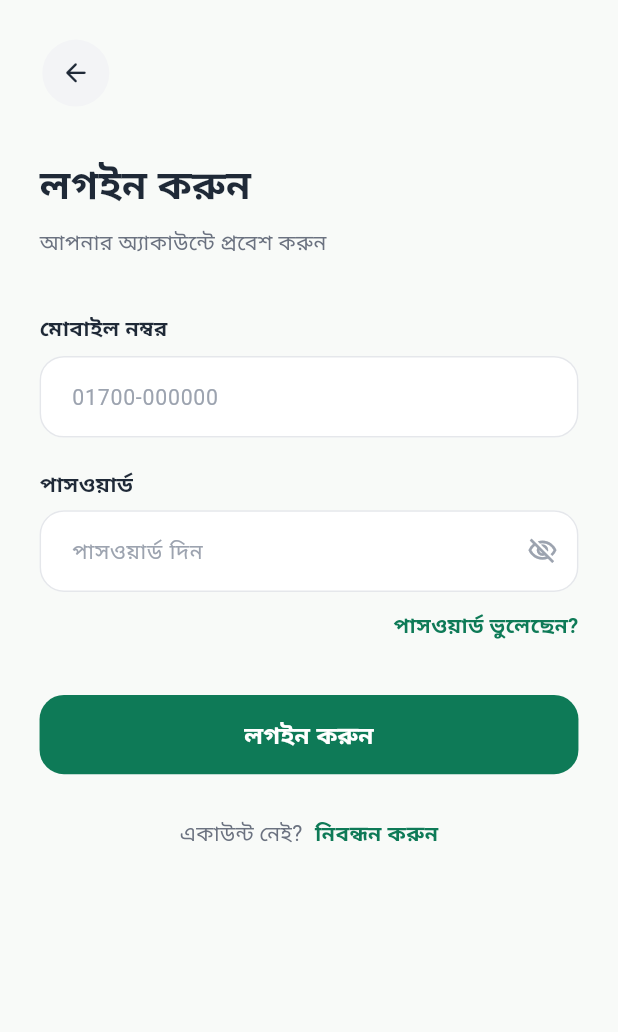
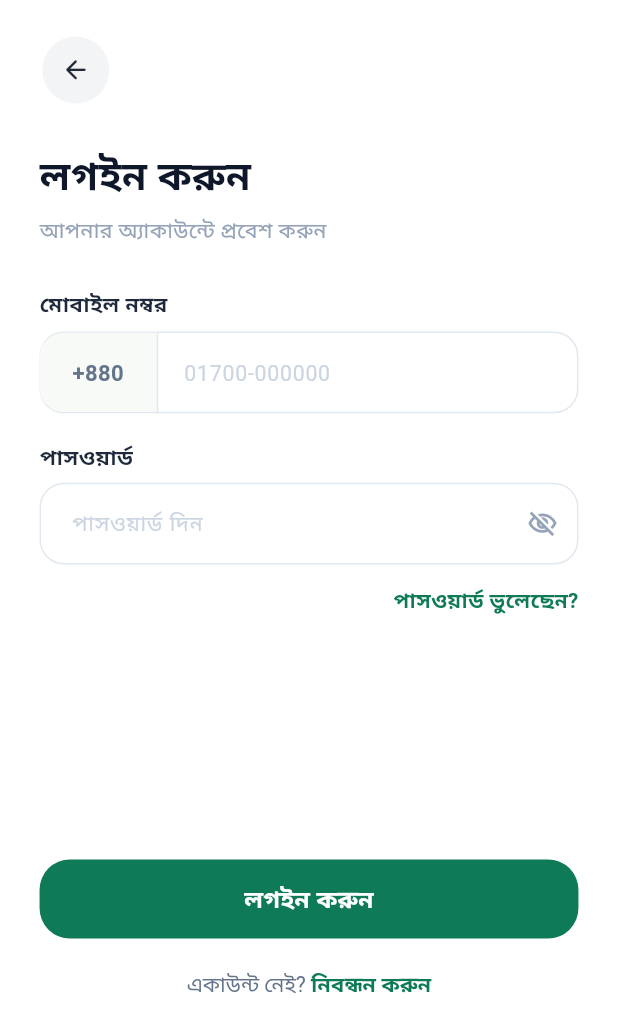
Before and after one commit to sesakilhossen302/C--Service, a Flutter app: the LoginScreen screen opened by its route, on a phone screen of 412 x 824 dp. Shown: the top 1032 px of the screen. Run offline on Flutter 3.47's test engine with Material 3 defaults, Android fonts, the phone set to English and light mode, and no system bars; our stand-ins replace flutter_screenutil, flutter_svg, get, pinput, shared_preferences; accounts and stored records are empty.

Commit message:
feat: implement login screen UI with phone and password input fields

```diff
--- a/lib/View/Screen/LoginScreen/login_screen.dart
+++ b/lib/View/Screen/LoginScreen/login_screen.dart
@@ -14,42 +14,43 @@
     final controller = Get.put(LoginController());
 
     return Scaffold(
-      backgroundColor: const Color(0xFFF8FAF8),
+      backgroundColor: Colors.white,
       body: SafeArea(
         child: SingleChildScrollView(
           padding: EdgeInsets.symmetric(horizontal: 24.w, vertical: 16.h),
           child: Column(
             crossAxisAlignment: CrossAxisAlignment.start,
             children: [
-              SizedBox(height: 10.h),
+              SizedBox(height: 8.h),
 
               // Circular Back Button
               const CustomBackButton(),
 
-              SizedBox(height: 32.h),
+              SizedBox(height: 28.h),
 
               // Headline Title
               Text(
-                StaticString.welcomeBack,
+                StaticString.loginTitle,
                 style: TextStyle(
                   fontSize: 26.sp,
                   fontWeight: FontWeight.bold,
-                  color: AppColors.textColor,
+                  color: const Color(0xFF0F172A),
                 ),
               ),
 
-              SizedBox(height: 8.h),
+              SizedBox(height: 6.h),
 
               // Subtitle
               Text(
                 StaticString.loginSubtitle,
                 style: TextStyle(
                   fontSize: 14.sp,
-                  color: AppColors.textGrey,
+                  fontWeight: FontWeight.w400,
+                  color: const Color(0xFF94A3B8),
                 ),
               ),
 
-              SizedBox(height: 36.h),
+              SizedBox(height: 28.h),
 
               // Phone Number Label & Input Field
               Text(
@@ -57,7 +58,7 @@
                 style: TextStyle(
                   fontSize: 14.sp,
                   fontWeight: FontWeight.w600,
-                  color: AppColors.textColor,
+                  color: const Color(0xFF1E293B),
                 ),
               ),
 
@@ -66,44 +67,37 @@
               TextField(
                 controller: controller.phoneController,
                 keyboardType: TextInputType.phone,
-                style: TextStyle(fontSize: 14.5.sp),
-                decoration: InputDecoration(
-                  hintText: StaticString.phoneHint,
-                  hintStyle: TextStyle(
-                    color: AppColors.textLightGrey,
-                    fontSize: 14.sp,
+                style: TextStyle(fontSize: 14.5.sp, color: const Color(0xFF1E293B)),
+                decoration: _buildInputDecoration(
+                  StaticString.phoneHint,
+                  prefixIcon: Container(
+                    width: 72.w,
+                    height: 52.h,
+                    margin: EdgeInsets.only(right: 12.w),
+                    decoration: BoxDecoration(
+                      color: const Color(0xFFF8FAF8),
+                      borderRadius: BorderRadius.only(
+                        topLeft: Radius.circular(16.r),
+                        bottomLeft: Radius.circular(16.r),
                       ),
-                  filled: true,
-                  fillColor: Colors.white,
-                  contentPadding: EdgeInsets.symmetric(
-                    horizontal: 16.w,
-                    vertical: 16.h,
-                  ),
-                  border: OutlineInputBorder(
-                    borderRadius: BorderRadius.circular(16.r),
-                    borderSide: const BorderSide(
-                      color: AppColors.cardBorder,
-                      width: 1,
+                      border: const Border(
+                        right: BorderSide(color: Color(0xFFE2E8F0), width: 1),
                       ),
                     ),
-                  enabledBorder: OutlineInputBorder(
-                    borderRadius: BorderRadius.circular(16.r),
-                    borderSide: const BorderSide(
-                      color: AppColors.cardBorder,
-                      width: 1,
+                    alignment: Alignment.center,
+                    child: Text(
+                      StaticString.countryCodeBD,
+                      style: TextStyle(
+                        fontSize: 14.5.sp,
+                        fontWeight: FontWeight.bold,
+                        color: const Color(0xFF64748B),
                       ),
-                  ),
-                  focusedBorder: OutlineInputBorder(
-                    borderRadius: BorderRadius.circular(16.r),
-                    borderSide: const BorderSide(
-                      color: AppColors.primaryColor,
-                      width: 1.5,
                     ),
                   ),
                 ),
               ),
 
-              SizedBox(height: 20.h),
+              SizedBox(height: 18.h),
 
               // Password Label & Input Field
               Text(
@@ -111,7 +105,7 @@
                 style: TextStyle(
                   fontSize: 14.sp,
                   fontWeight: FontWeight.w600,
-                  color: AppColors.textColor,
+                  color: const Color(0xFF1E293B),
                 ),
               ),
 
@@ -121,46 +115,15 @@
                 () => TextField(
                   controller: controller.passwordController,
                   obscureText: !controller.isPasswordVisible.value,
-                  style: TextStyle(fontSize: 14.5.sp),
-                  decoration: InputDecoration(
-                    hintText: StaticString.passwordHint,
-                    hintStyle: TextStyle(
-                      color: AppColors.textLightGrey,
-                      fontSize: 14.sp,
-                    ),
-                    filled: true,
-                    fillColor: Colors.white,
-                    contentPadding: EdgeInsets.symmetric(
-                      horizontal: 16.w,
-                      vertical: 16.h,
-                    ),
-                    border: OutlineInputBorder(
-                      borderRadius: BorderRadius.circular(16.r),
-                      borderSide: const BorderSide(
-                        color: AppColors.cardBorder,
-                        width: 1,
-                      ),
-                    ),
-                    enabledBorder: OutlineInputBorder(
-                      borderRadius: BorderRadius.circular(16.r),
-                      borderSide: const BorderSide(
-                        color: AppColors.cardBorder,
-                        width: 1,
-                      ),
-                    ),
-                    focusedBorder: OutlineInputBorder(
-                      borderRadius: BorderRadius.circular(16.r),
-                      borderSide: const BorderSide(
-                        color: AppColors.primaryColor,
-                        width: 1.5,
-                      ),
-                    ),
+                  style: TextStyle(fontSize: 14.5.sp, color: const Color(0xFF1E293B)),
+                  decoration: _buildInputDecoration(
+                    StaticString.passwordLoginHint,
                     suffixIcon: IconButton(
                       icon: Icon(
                         controller.isPasswordVisible.value
                             ? Icons.visibility_outlined
                             : Icons.visibility_off_outlined,
-                        color: AppColors.textLightGrey,
+                        color: const Color(0xFF94A3B8),
                         size: 20.sp,
                       ),
                       onPressed: controller.togglePasswordVisibility,
@@ -169,7 +132,7 @@
                 ),
               ),
 
-              SizedBox(height: 12.h),
+              SizedBox(height: 14.h),
 
               // Forgot Password Right-aligned Link
               Align(
@@ -187,7 +150,7 @@
                 ),
               ),
 
-              SizedBox(height: 36.h),
+              SizedBox(height: 160.h),
 
               // Login Button (Filled Green)
               SizedBox(
@@ -200,7 +163,7 @@
                     foregroundColor: AppColors.white,
                     elevation: 0,
                     shape: RoundedRectangleBorder(
-                      borderRadius: BorderRadius.circular(16.r),
+                      borderRadius: BorderRadius.circular(20.r),
                     ),
                   ),
                   child: Text(
@@ -213,39 +176,79 @@
                 ),
               ),
 
-              SizedBox(height: 28.h),
+              SizedBox(height: 20.h),
 
               // Bottom Signup Prompt
-              Row(
-                mainAxisAlignment: MainAxisAlignment.center,
-                children: [
-                  Text(
-                    StaticString.dontHaveAccount,
+              Center(
+                child: GestureDetector(
+                  onTap: controller.onRegisterPressed,
+                  child: RichText(
+                    text: TextSpan(
+                      text: StaticString.dontHaveAccount,
                       style: TextStyle(
                         fontSize: 14.sp,
-                      color: AppColors.textGrey,
+                        color: const Color(0xFF64748B),
                       ),
-                  ),
-                  SizedBox(width: 4.w),
-                  GestureDetector(
-                    onTap: controller.onRegisterPressed,
-                    child: Text(
-                      StaticString.register,
+                      children: [
+                        TextSpan(
+                          text: StaticString.register,
                           style: TextStyle(
                             fontSize: 14.sp,
                             fontWeight: FontWeight.bold,
                             color: AppColors.primaryColor,
                           ),
                         ),
-                  ),
                       ],
                     ),
+                  ),
+                ),
+              ),
 
-              SizedBox(height: 20.h),
+              SizedBox(height: 16.h),
             ],
           ),
         ),
       ),
     );
   }
+
+  InputDecoration _buildInputDecoration(
+    String hint, {
+    Widget? prefixIcon,
+    Widget? suffixIcon,
+  }) {
+    return InputDecoration(
+      hintText: hint,
+      hintStyle: TextStyle(
+        color: const Color(0xFFCBD5E1),
+        fontSize: 14.sp,
+      ),
+      filled: true,
+      fillColor: Colors.white,
+      contentPadding: EdgeInsets.symmetric(
+        horizontal: 16.w,
+        vertical: 16.h,
+      ),
+      prefixIcon: prefixIcon,
+      prefixIconConstraints: prefixIcon != null
+          ? BoxConstraints(
+              minWidth: 72.w,
+              minHeight: 52.h,
+            )
+          : null,
+      suffixIcon: suffixIcon,
+      border: OutlineInputBorder(
+        borderRadius: BorderRadius.circular(16.r),
+        borderSide: const BorderSide(color: Color(0xFFE2E8F0), width: 1),
+      ),
+      enabledBorder: OutlineInputBorder(
+        borderRadius: BorderRadius.circular(16.r),
+        borderSide: const BorderSide(color: Color(0xFFE2E8F0), width: 1),
+      ),
+      focusedBorder: OutlineInputBorder(
+        borderRadius: BorderRadius.circular(16.r),
+        borderSide: const BorderSide(color: AppColors.primaryColor, width: 1.5),
+      ),
+    );
   }
+}
```
Lines whose indentation alone changed are shown as unchanged.
